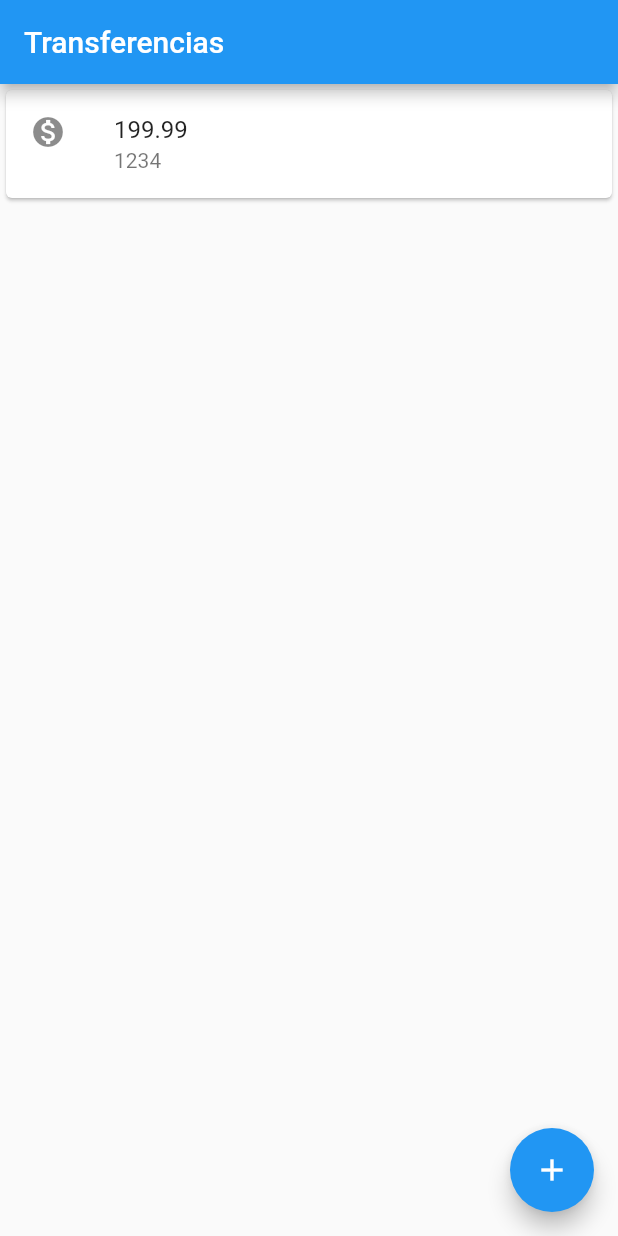
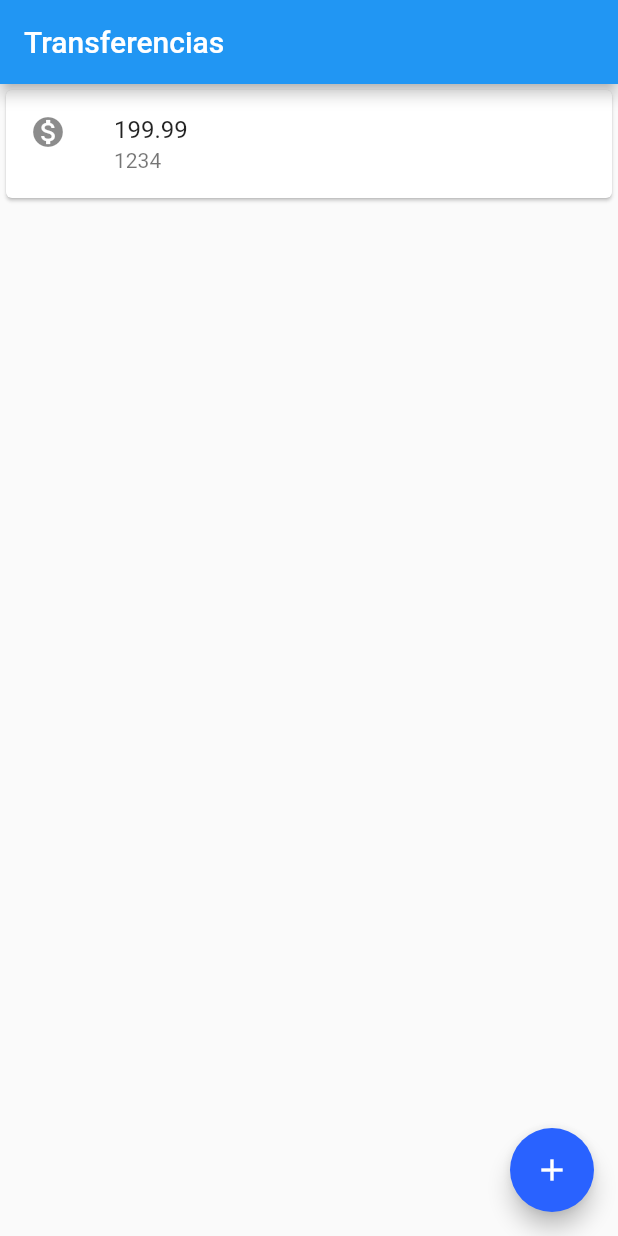
Before and after one commit to cesaralcancio/flutter_bytebank, a Flutter app: the screen it shows after launch, on a phone screen of 412 x 824 dp. Run offline on Flutter 3.47's test engine with Material 2 defaults, Android fonts, the light colour scheme and no system bars.

Commit message:
Add theme

```diff
--- a/lib/main.dart
+++ b/lib/main.dart
@@ -7,9 +7,15 @@ class ByteBankApp extends StatelessWidget {
   Widget build(BuildContext context) {
     // TODO: implement build
     return MaterialApp(
-      home: Scaffold(
-        body: ListaTransferencia(),
+      theme: ThemeData(
+        primaryColor: Colors.green[900],
+        accentColor: Colors.blueAccent[700],
+        buttonTheme: ButtonThemeData(
+          buttonColor: Colors.blueAccent[700],
+          textTheme: ButtonTextTheme.primary,
+        ),
       ),
+      home: ListaTransferencia(),
     );
   }
 }
```
